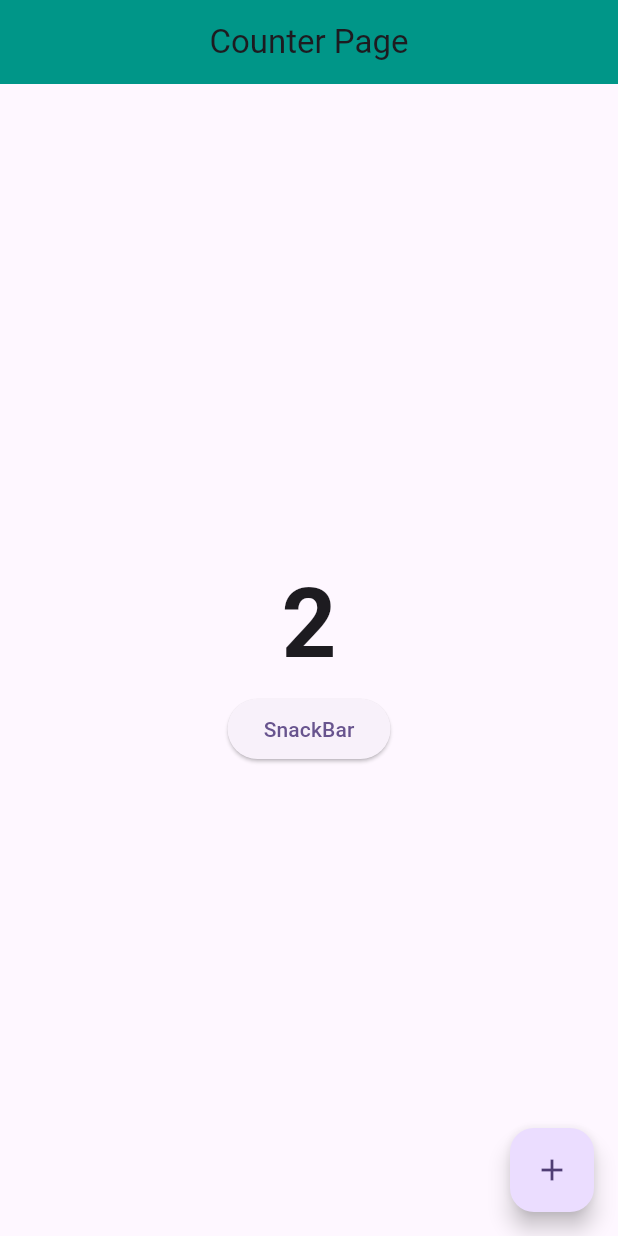
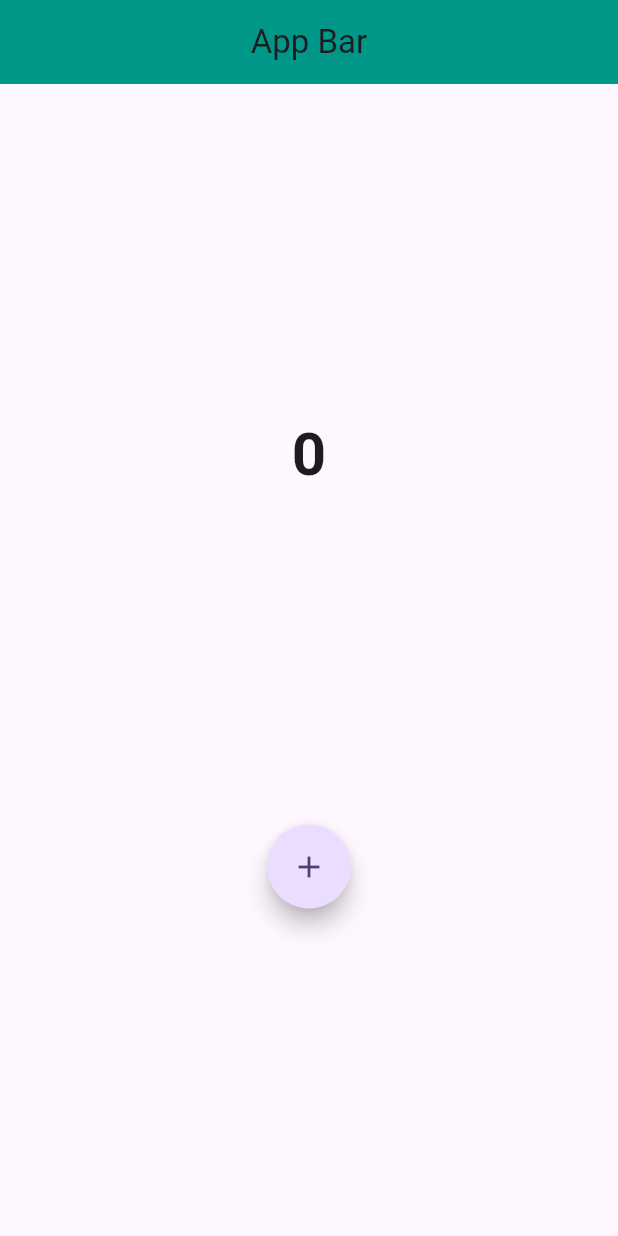
Before and after one commit to Farhanansari23/bloc_statemanagement, a Flutter app: the screen it shows after launch, after a tap on the "add" icon, on a phone screen of 412 x 824 dp. Run offline on Flutter 3.47's test engine with Material 3 defaults, Android fonts, the phone set to English and light mode, and no system bars; our stand-ins replace bloc, flutter_bloc, font_awesome_flutter.

Commit message:
FA-BA-10:learning bloc equtable package

```diff
--- /dev/null
+++ b/lib/equtable_package/equtable.dart
@@ -0,0 +1,76 @@
+import 'package:flutter/material.dart';
+
+class EquatableTesting extends StatefulWidget {
+  const EquatableTesting({super.key});
+
+  @override
+  State<EquatableTesting> createState() => _EquatableTestingState();
+}
+
+class _EquatableTestingState extends State<EquatableTesting> {
+
+
+
+  @override
+  Widget build(BuildContext context) {
+    return Scaffold(
+      appBar: _appBar(context),
+      body: _body(context),
+      // floatingActionButton: FloatingActionButton(
+      //   onPressed: () {
+      //     Person person1 = Person(name: 'Farhan', age: 23);
+      //     Person person2 = Person(name: 'Amir', age: 21);
+      //   },
+      //   child: Icon(Icons.add),
+      //   shape: RoundedRectangleBorder(borderRadius: BorderRadius.circular(32)),
+      // ),
+    );
+  }
+
+
+
+  PreferredSize _appBar(context) {
+    return PreferredSize(
+      preferredSize: const Size.fromHeight(kToolbarHeight),
+      child: AppBar(
+        title: Text('App Bar'),
+        centerTitle: true,
+        backgroundColor: Colors.teal,
+      ),
+    );
+  }
+
+  Widget _body(context) {
+    return Column(
+      mainAxisAlignment: MainAxisAlignment.spaceEvenly,
+      children: [
+        Center(
+          child: Text(
+            '0',
+            style: TextStyle(fontWeight: FontWeight.bold, fontSize: 40),
+          ),
+        ),
+        FloatingActionButton(
+          onPressed: () {
+            Person person1 = Person(name: 'Farhan', age: 23);
+            Person person2 = Person(name: 'Amir', age: 21);
+
+            print(person1 == person2);
+            print(person1.hashCode.toString());
+          },
+          child: Icon(Icons.add),
+          shape: RoundedRectangleBorder(
+            borderRadius: BorderRadius.circular(32),
+          ),
+        ),
+      ],
+    );
+  }
+
+}
+
+class Person{
+  final String? name;
+  final int age;
+  const Person({required this.name, required this.age});
+}
--- a/lib/main.dart
+++ b/lib/main.dart
@@ -1,6 +1,7 @@
 import 'package:flutter/material.dart';
 import 'features/home/ui/home.dart';
 import 'package:bloc_statemanagement/features/counter/ui/counter_page.dart';
+import 'package:bloc_statemanagement/equtable_package/equtable.dart';
 
 void main() {
   runApp(const MyApp());
@@ -18,7 +19,8 @@ class MyApp extends StatelessWidget {
       theme: ThemeData(
         colorScheme: ColorScheme.fromSeed(seedColor: Colors.deepPurple),
       ),
-      home: const CounterPage(),
+      home: const EquatableTesting(),
+      // home: const CounterPage(),
       // home: const MyHomePage(),
     );
   }
```
